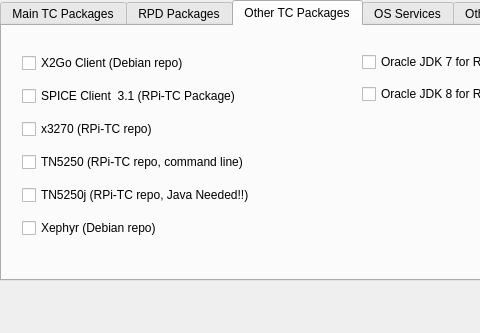
This is rpitc.ui in Gibbio/RPiTC_Builder as Qt 5 draws it before an edit; both pictures show x 0 to 480 and y 0 to 333 of the 733 by 333 pixel window. The edited form follows.
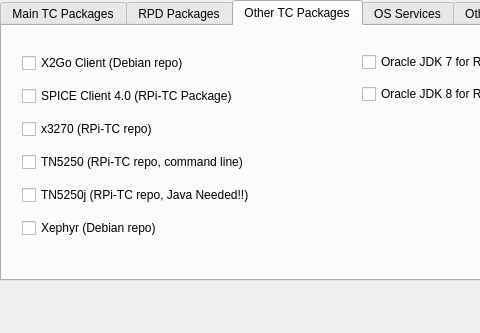
This is the edited form. The open tabs and pages were chosen to show the change. Icons and pictures are not drawn.

Diff of the .ui file:
```diff
--- a/rpitc.ui
+++ b/rpitc.ui
@@ -264,7 +264,7 @@
        <item>
         <widget class="QCheckBox" name="spice_checkBox">
          <property name="text">
-          <string>SPICE Client  3.1 (RPi-TC Package)</string>
+          <string>SPICE Client 4.0 (RPi-TC Package)</string>
          </property>
          <property name="icon">
           <iconset resource="icons.qrc">
```
